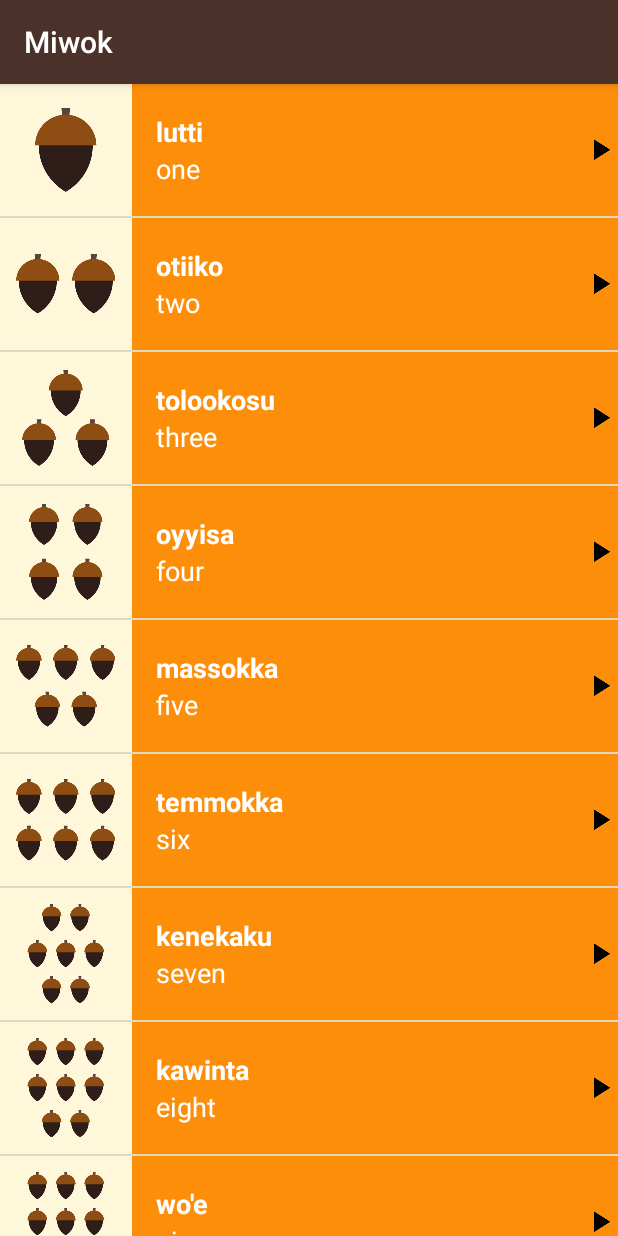
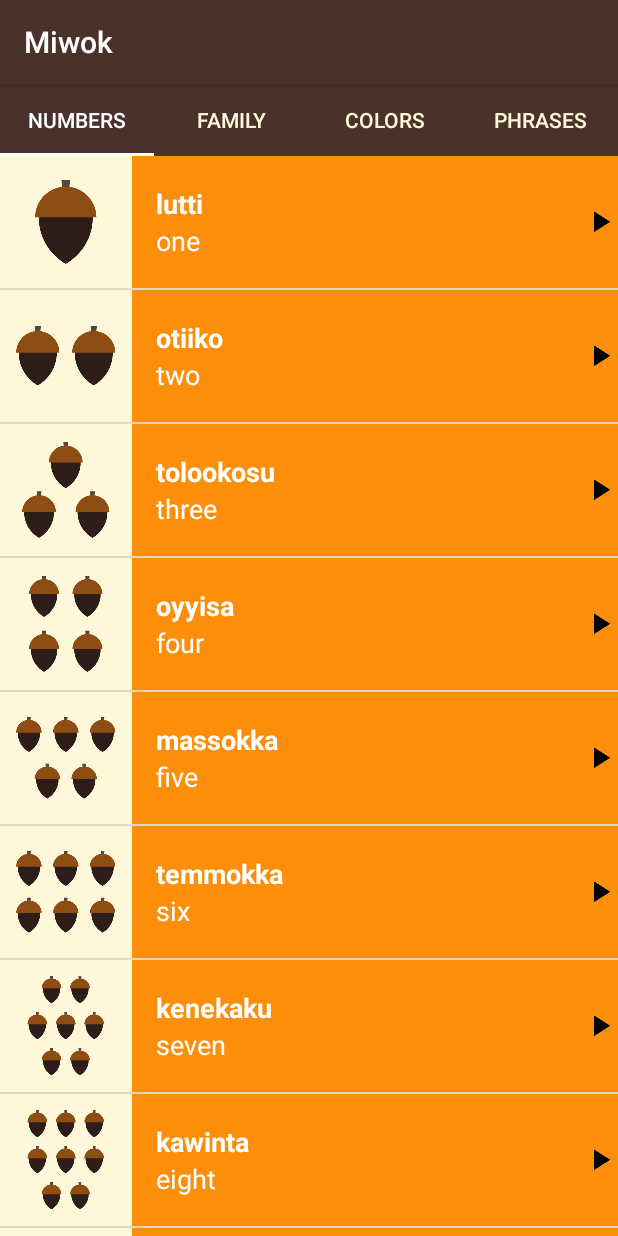
Before and after one commit to hiteshnayak305/Miwok-App, an Android app: the screen it shows after launch (MainActivity), on a phone screen of 412 x 824 dp. Run offline under Robolectric (Android 15) with nearby library versions, the phone set to English and light mode, and no system bars.

Commit message:
final commmit added tabLayout as title for fragments

```diff
--- a/app/build.gradle
+++ b/app/build.gradle
@@ -20,11 +20,12 @@ android {
 }
 
 dependencies {
-    compile fileTree(dir: 'libs', include: ['*.jar'])
+    compile fileTree(include: ['*.jar'], dir: 'libs')
     androidTestCompile('com.android.support.test.espresso:espresso-core:2.2.2', {
         exclude group: 'com.android.support', module: 'support-annotations'
     })
     compile 'com.android.support:appcompat-v7:25.2.0'
     compile 'com.android.support:support-v4:25.2.0'
     testCompile 'junit:junit:4.12'
+    compile 'com.android.support:design:25.2.0'
 }
--- a/app/src/main/java/com/example/android/miwok/CategoryAdapter.java
+++ b/app/src/main/java/com/example/android/miwok/CategoryAdapter.java
@@ -1,5 +1,6 @@
 package com.example.android.miwok;
 
+import android.content.Context;
 import android.support.v4.app.Fragment;
 import android.support.v4.app.FragmentManager;
 import android.support.v4.app.FragmentPagerAdapter;
@@ -9,8 +10,15 @@ import android.support.v4.app.FragmentPagerAdapter;
  */
 
 public class CategoryAdapter extends FragmentPagerAdapter {
-    public CategoryAdapter(FragmentManager fm) {
+
+    //container for title strings ids
+    private int[] title = {R.string.category_numbers, R.string.category_family, R.string.category_colors, R.string.category_phrases};
+    //reference to activity
+    private Context context;
+
+    public CategoryAdapter(FragmentManager fm, Context context) {
         super(fm);
+        this.context = context;
     }
 
     @Override
@@ -34,4 +42,10 @@ public class CategoryAdapter extends FragmentPagerAdapter {
     public int getCount() {
         return 4;
     }
+
+    @Override
+    public CharSequence getPageTitle(int position) {  //to set fragment title
+        //return page title given by string ids
+        return context.getText(title[position]);
+    }
 }
--- a/app/src/main/java/com/example/android/miwok/MainActivity.java
+++ b/app/src/main/java/com/example/android/miwok/MainActivity.java
@@ -1,6 +1,7 @@
 package com.example.android.miwok;
 
 import android.os.Bundle;
+import android.support.design.widget.TabLayout;
 import android.support.v4.view.ViewPager;
 import android.support.v7.app.AppCompatActivity;
 
@@ -15,9 +16,13 @@ public class MainActivity extends AppCompatActivity {
         ViewPager viewPager = (ViewPager) findViewById(R.id.view_pager);
 
         //create an adapter
-        CategoryAdapter adapter = new CategoryAdapter(getSupportFragmentManager());
+        CategoryAdapter adapter = new CategoryAdapter(getSupportFragmentManager(), this);
 
         //set adapter to viewpager
         viewPager.setAdapter(adapter);
+
+        //set viewpager for tabLayout
+        TabLayout tabLayout = (TabLayout) findViewById(R.id.tab_layout);
+        tabLayout.setupWithViewPager(viewPager);
     }
 }
--- a/app/src/main/res/layout/activity_main.xml
+++ b/app/src/main/res/layout/activity_main.xml
@@ -1,5 +1,6 @@
 <?xml version="1.0" encoding="utf-8"?>
 <LinearLayout xmlns:android="http://schemas.android.com/apk/res/android"
+    xmlns:app="http://schemas.android.com/apk/res-auto"
     xmlns:tools="http://schemas.android.com/tools"
     android:layout_width="match_parent"
     android:layout_height="match_parent"
@@ -7,11 +8,24 @@
     android:orientation="vertical"
     tools:context="com.example.android.miwok.MainActivity">
 
+    <android.support.design.widget.TabLayout
+        android:id="@+id/tab_layout"
+        android:layout_width="match_parent"
+        android:layout_height="wrap_content"
+        android:layout_gravity="center"
+        app:tabBackground="@color/primary_color"
+        app:tabIndicatorColor="@android:color/white"
+        app:tabMode="fixed"
+        app:tabSelectedTextColor="@android:color/white"
+        app:tabTextColor="@color/tan_background">
+
+    </android.support.design.widget.TabLayout>
+
     <android.support.v4.view.ViewPager
         android:id="@+id/view_pager"
         android:layout_width="match_parent"
-        android:layout_height="match_parent">
+        android:layout_height="0px"
+        android:layout_weight="1">
 
     </android.support.v4.view.ViewPager>
-
 </LinearLayout>
--- a/app/src/main/res/layout/item.xml
+++ b/app/src/main/res/layout/item.xml
@@ -28,7 +28,7 @@
 
             <TextView
                 android:id="@+id/miwok_text"
-                android:layout_width="match_parent"
+                android:layout_width="wrap_content"
                 android:layout_height="0dp"
                 android:layout_weight="1"
                 android:gravity="bottom"
@@ -40,7 +40,7 @@
 
             <TextView
                 android:id="@+id/english_text"
-                android:layout_width="match_parent"
+                android:layout_width="wrap_content"
                 android:layout_height="0dp"
                 android:layout_below="@id/miwok_text"
                 android:layout_weight="1"
--- a/app/src/main/res/values/strings.xml
+++ b/app/src/main/res/values/strings.xml
@@ -13,8 +13,5 @@
     <string name="category_numbers">Numbers</string>
 
     <!-- Category name for the vocabulary words for family members [CHAR LIMIT=20] -->
-    <string name="category_family">Family Members</string>
-
-    <!-- TODO: Remove or change this placeholder text -->
-    <string name="hello_blank_fragment">Hello blank fragment</string>
+    <string name="category_family">Family</string>
 </resources>
```
